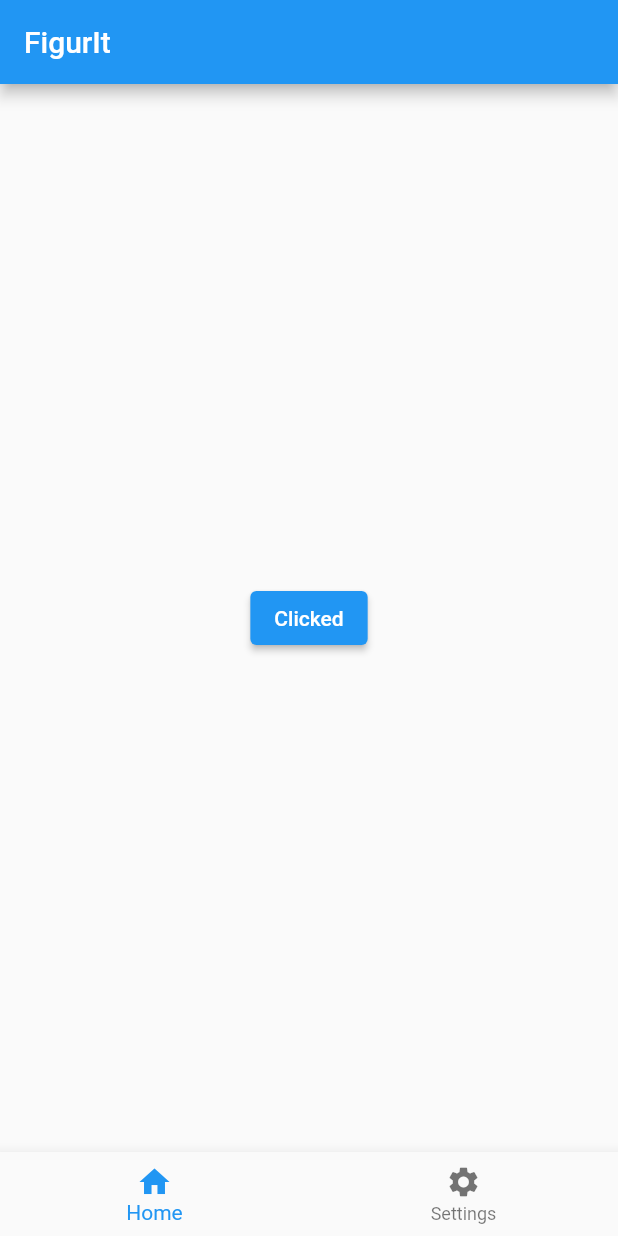
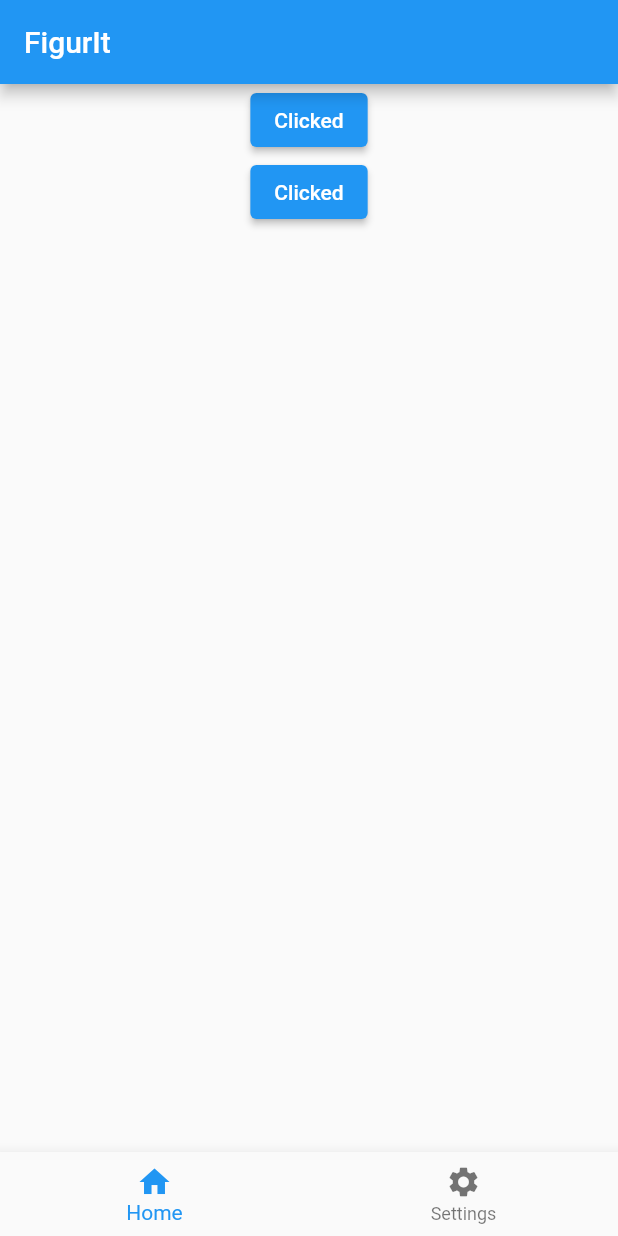
Before and after one commit to andrebarbadoUFSC/fluttertest, a Flutter app: the screen it shows after launch, after a tap on "Click", on a phone screen of 412 x 824 dp. Run offline on Flutter 3.47's test engine with Material 2 defaults, Android fonts, the phone set to English and light mode, and no system bars.

Commit message:
Botoes em colunas

```diff
--- a/lib/main.dart
+++ b/lib/main.dart
@@ -13,6 +13,7 @@ class MyApp2 extends StatefulWidget {
 class _MyApp2State extends State<MyApp2> {
   // criar uma variavel
   String buttonname = 'Click';
+  int indexAtual = 0;
 
   @override
   Widget build(BuildContext context) {
@@ -26,26 +27,47 @@ class _MyApp2State extends State<MyApp2> {
           title: const Text('FigurIt'),
         ),
         body: Center(
-          child: ElevatedButton(
+          child: Column(
+            children: [
+              ElevatedButton(
                 onPressed: () {
                   //avisa o flutter q mudo algo
                   setState(() {
                     buttonname = 'Clicked';
                   });
-
                 },
                 child: Text(buttonname),
+              ),
+              ElevatedButton(
+                onPressed: () {
+                  //avisa o flutter q mudo algo
+                  setState(() {
+                    buttonname = 'Clicked';
+                  });
+                },
+                child: Text(buttonname),
+              ),
+            ],
           ),
         ), // mandandi para o meio, botao direito -> refactor
 
         bottomNavigationBar: BottomNavigationBar(
           items: const [
-            BottomNavigationBarItem(label: 'Home', icon: Icon(Icons.home)),
+            BottomNavigationBarItem(
+              label: 'Home',
+              icon: Icon(Icons.home),
+            ),
             BottomNavigationBarItem(
               label: 'Settings',
               icon: Icon(Icons.settings),
             )
           ],
+          currentIndex: indexAtual,
+          onTap: (int index){
+            setState(() {
+              indexAtual = index;
+            });
+          },
         ),
       ),
     );
```
Lines whose indentation alone changed are shown as unchanged.
